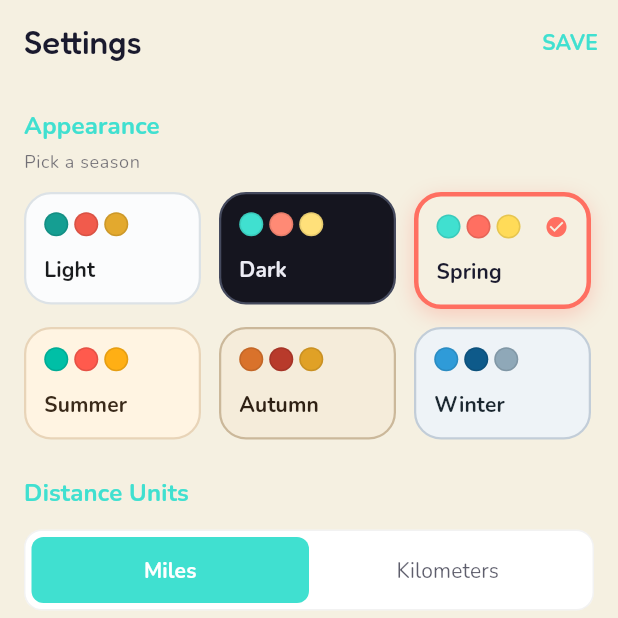
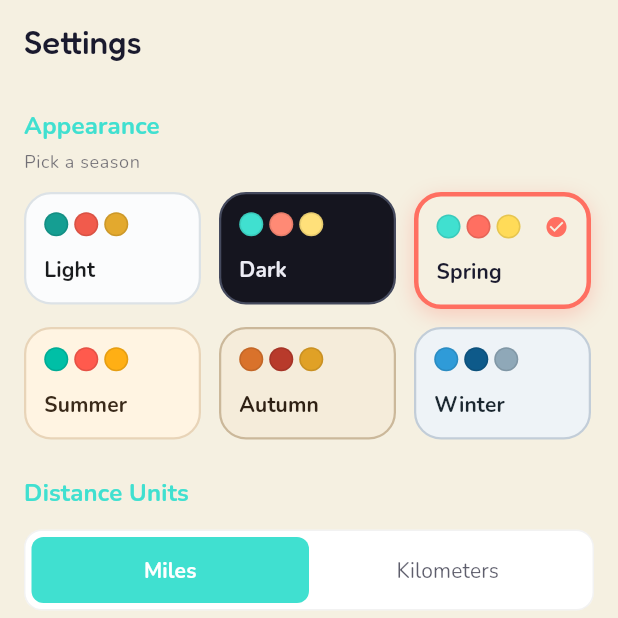
Before and after one commit to Rockncoder/randoeats, a Flutter app: the SettingsScreen screen opened by its route, after a tap on "Miles", on a phone screen of 412 x 824 dp, the top half of it. Run offline on Flutter 3.47's test engine with Material 3 defaults, Android fonts, the phone set to English and light mode, and no system bars; our stand-ins replace dio, equatable, firebase_analytics, firebase_core, firebase_crashlytics, flutter_riverpod and 10 more; missing offline and left inert: marionette_flutter; accounts and stored records are empty; generated files the repository leaves out were written again.

Commit message:
fix(settings): apply settings immediately (no separate Save step)
Toggling 'Open Restaurants Only' (and other settings) only staged the change
in widget state; it was persisted only via a Save button that appeared on
change. Users toggled, returned to results, hit refresh, and saw no change
because storage still held the old value. Settings now persist on every
change, so a results refresh (which re-reads stored settings) reflects them.
Removes the now-redundant Save button and _hasChanges tracking.

```diff
--- a/lib/screens/settings/settings_screen.dart
+++ b/lib/screens/settings/settings_screen.dart
@@ -1,3 +1,5 @@
+import 'dart:async';
+
 import 'package:flutter/material.dart';
 import 'package:flutter_riverpod/flutter_riverpod.dart';
 import 'package:randoeats/config/config.dart';
@@ -46,7 +48,6 @@ class SettingsScreen extends ConsumerStatefulWidget {
 
 class _SettingsScreenState extends ConsumerState<SettingsScreen> {
   late UserSettings _settings;
-  bool _hasChanges = false;
 
   @override
   void initState() {
@@ -54,26 +55,14 @@ class _SettingsScreenState extends ConsumerState<SettingsScreen> {
     _settings = StorageService.instance.getSettings();
   }
 
-  Future<void> _saveSettings() async {
-    await StorageService.instance.saveSettings(_settings);
-    setState(() {
-      _hasChanges = false;
-    });
-    if (mounted) {
-      ScaffoldMessenger.of(context).showSnackBar(
-        SnackBar(
-          content: const Text('Settings saved!'),
-          backgroundColor: GoogieColors.turquoise,
-        ),
-      );
-    }
-  }
-
+  /// Applies a settings change immediately: updates the UI and persists it so a
+  /// subsequent results refresh (which re-reads stored settings) reflects it.
+  /// There is no separate "Save" step — toggles take effect right away.
   void _updateSettings(UserSettings newSettings) {
     setState(() {
       _settings = newSettings;
-      _hasChanges = true;
     });
+    unawaited(StorageService.instance.saveSettings(newSettings));
   }
 
   void _toggleCategory(String category) {
@@ -105,19 +94,6 @@ class _SettingsScreenState extends ConsumerState<SettingsScreen> {
     return Scaffold(
       appBar: AppBar(
         title: const Text('Settings'),
-        actions: [
-          if (_hasChanges)
-            TextButton(
-              onPressed: _saveSettings,
-              child: Text(
-                'SAVE',
-                style: theme.textTheme.titleSmall?.copyWith(
-                  color: GoogieColors.turquoise,
-                  fontWeight: FontWeight.bold,
-                ),
-              ),
-            ),
-        ],
       ),
       body: ListView(
         padding: const EdgeInsets.all(16),
```
